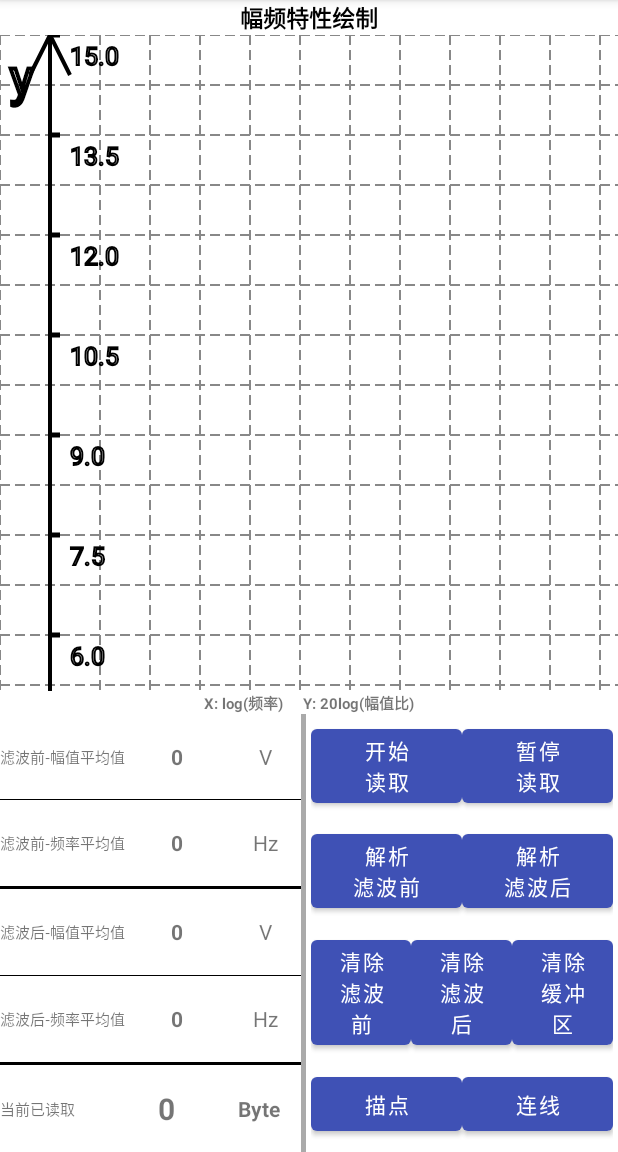
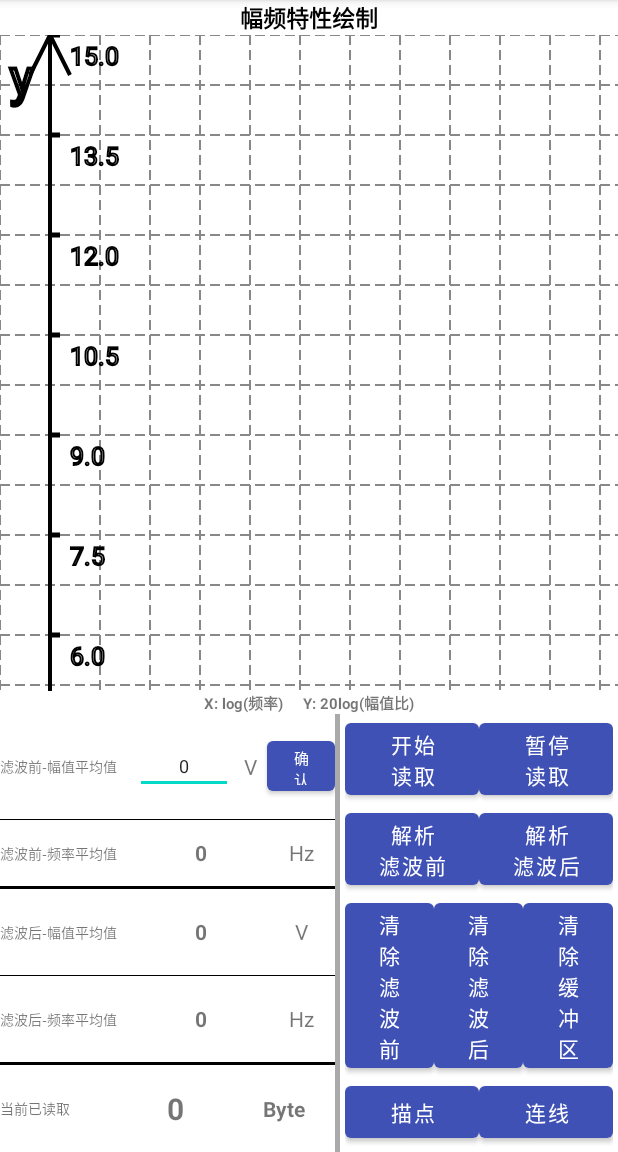
Before and after one commit to stringl1l1l1l/BTSignalSupervisor, an Android app: the SupervisorActivity screen opened directly, with no data from a screen before it, on a phone screen of 412 x 824 dp, the part 84-1236 px from its top. Run offline under Robolectric (Android 15) with nearby library versions, the light colour scheme and no system bars; libraries missing offline, so code that uses them is left out: org.apache.commons.

Commit message:
commit 11 添加了暂停时阻塞单片机功能
添加了暂停时阻塞单片机的功能；
添加了修改滤波前幅值的功能；
修复了收到奇数个数据时导致数组越界的bug；
修复了其他bug;

```diff
--- a/SignalSupervisor3/app/src/main/java/com/example/signalsupervisor3/GlobalData.java
+++ b/SignalSupervisor3/app/src/main/java/com/example/signalsupervisor3/GlobalData.java
@@ -19,7 +19,7 @@ import java.util.concurrent.Executors;
 public class GlobalData extends Application {
     public static int CONNECT_TIME_MS = 6000;
     public static int TEMP_BUFFER_SIZE = 256;
-    public static int BUFFER_SIZE = 24000;
+    public static int BUFFER_SIZE = 12000;
     public static String FREQ_REGEX = "[0-9]{1,4}.[0-9]";
     public static String VOL_REGEX = "[0-3].[0-9]{3}";
     public static String SPLIT_REGEX = " +";
--- a/SignalSupervisor3/app/src/main/java/com/example/signalsupervisor3/utils/AppUtils.java
+++ b/SignalSupervisor3/app/src/main/java/com/example/signalsupervisor3/utils/AppUtils.java
@@ -158,7 +158,7 @@ public class AppUtils {
             j = i + 1;
             FPoint head = res.get(i);
             float averageY = head.y;
-            while (j < res.size() && res.get(j).x == res.get(i).x) {
+            while (j < res.size() && Math.abs(res.get(j).x - res.get(i).x) < 0.01) {
                 averageY += res.get(j).y;
                 j++;
             }
--- a/SignalSupervisor3/app/src/main/res/layout/activity_supervisor.xml
+++ b/SignalSupervisor3/app/src/main/res/layout/activity_supervisor.xml
@@ -43,7 +43,7 @@
         <LinearLayout
             android:layout_width="0dp"
             android:layout_height="match_parent"
-            android:layout_weight="4"
+            android:layout_weight="5"
             android:divider="@drawable/divider_line_3dp"
             android:orientation="vertical"
             android:showDividers="middle">
@@ -51,58 +51,145 @@
             <TableLayout
                 android:layout_width="match_parent"
                 android:layout_height="0dp"
-                android:layout_weight="1"
+                android:layout_weight="2"
                 android:divider="@drawable/divider_line"
                 android:showDividers="middle">
 
                 <TableRow
                     android:layout_width="match_parent"
-                    android:layout_height="match_parent"
+                    android:layout_height="0dp"
                     android:layout_weight="1"
                     android:gravity="center_vertical">
 
                     <TextView
-                        android:textSize="10sp"
-                        android:layout_width="wrap_content"
+                        android:textSize="9sp"
+                        android:layout_weight="2"
+                        android:layout_width="0dp"
                         android:text="@string/text_row1_field" />
 
+                    <!--                    <TextView-->
+                    <!--                        android:layout_weight="2"-->
+                    <!--                        android:id="@+id/text_CH1_VMax"-->
+                    <!--                        android:textStyle="bold"-->
+                    <!--                        android:gravity="center_horizontal"-->
+                    <!--                        android:text="0" />-->
+                    <EditText
+                        android:id="@+id/text_CH1_VMax"
+                        android:layout_weight="1"
+                        android:textSize="12sp"
+                        android:gravity="center_horizontal"
+                        android:text="0" />
+
                     <TextView
+                        android:layout_weight="0.5"
+                        android:gravity="center"
+                        android:layout_width="0dp"
+                        android:text="V" />
+
+                    <Button
+                        android:id="@+id/btn_vol1"
+                        android:layout_width="0dp"
+                        android:layout_height="45sp"
+                        android:layout_weight="1"
+                        android:textSize="10sp"
+                        android:text="确认" />
+                </TableRow>
+
+                <TableRow
+                    android:layout_weight="1"
+                    android:layout_height="0dp"
+                    android:gravity="center_vertical">
+
+                    <TextView
+                        android:textSize="9sp"
                         android:layout_weight="2"
-                        android:id="@+id/text_CH1_VMax"
+                        android:layout_width="0dp"
+                        android:text="@string/text_row2_field" />
+
+                    <TextView
+                        android:id="@+id/text_CH1_Freq"
+                        android:layout_weight="2"
                         android:textStyle="bold"
+                        android:layout_width="0dp"
                         android:gravity="center_horizontal"
                         android:text="0" />
 
                     <TextView
                         android:layout_weight="1"
                         android:gravity="center"
-                        android:text="V" />
+                        android:layout_width="0dp"
+                        android:text="Hz" />
+
+                    <!--                    <Button-->
+                    <!--                        android:id="@+id/btn_freq1"-->
+                    <!--                        android:layout_width="50dp"-->
+                    <!--                        android:layout_height="wrap_content"-->
+                    <!--                        android:text="确认" />-->
                 </TableRow>
 
+
+            </TableLayout>
+
+            <TableLayout
+                android:layout_width="match_parent"
+                android:layout_height="0dp"
+                android:layout_weight="2"
+                android:divider="@drawable/divider_line"
+                android:orientation="vertical"
+                android:showDividers="middle">
+
                 <TableRow
+                    android:layout_width="match_parent"
+                    android:layout_height="0dp"
                     android:layout_weight="1"
                     android:gravity="center_vertical">
 
                     <TextView
-                        android:textSize="10sp"
-                        android:layout_width="wrap_content"
-                        android:text="@string/text_row2_field" />
+                        android:textSize="9sp"
+                        android:layout_weight="2"
+                        android:layout_width="0dp"
+                        android:text="@string/text_row3_field" />
 
                     <TextView
-
-                        android:id="@+id/text_CH1_Freq"
                         android:layout_weight="2"
+                        android:id="@+id/text_CH2_VMax"
                         android:textStyle="bold"
+                        android:layout_width="0dp"
                         android:gravity="center_horizontal"
                         android:text="0" />
 
                     <TextView
                         android:layout_weight="1"
                         android:gravity="center"
+                        android:layout_width="0dp"
+                        android:text="V" />
+                </TableRow>
+
+                <TableRow
+                    android:layout_weight="1"
+                    android:layout_height="0dp"
+                    android:gravity="center_vertical">
+
+                    <TextView
+                        android:textSize="9sp"
+                        android:layout_weight="2"
+                        android:layout_width="0dp"
+                        android:text="@string/text_row4_field" />
+
+                    <TextView
+                        android:id="@+id/text_CH2_Freq"
+                        android:layout_weight="2"
+                        android:textStyle="bold"
+                        android:layout_width="0dp"
+                        android:gravity="center_horizontal"
+                        android:text="0" />
+
+                    <TextView
+                        android:layout_weight="1"
+                        android:gravity="center"
+                        android:layout_width="0dp"
                         android:text="Hz" />
                 </TableRow>
-
-
             </TableLayout>
 
             <TableLayout
@@ -114,83 +201,28 @@
                 android:showDividers="middle">
 
                 <TableRow
-                    android:layout_width="match_parent"
-                    android:layout_height="match_parent"
+                    android:orientation="horizontal"
+                    android:id="@+id/row5"
                     android:layout_weight="1"
+                    android:layout_height="0dp"
                     android:gravity="center_vertical">
 
                     <TextView
-                        android:textSize="10sp"
-                        android:layout_width="wrap_content"
-                        android:text="@string/text_row3_field" />
+                        android:layout_weight="2"
+                        android:layout_width="0dp"
+                        android:textSize="9sp"
+                        android:text="@string/test_row5_field" />
 
                     <TextView
+                        android:id="@+id/text_has_trans"
                         android:layout_weight="2"
-                        android:id="@+id/text_CH2_VMax"
+                        android:layout_width="0dp"
                         android:textStyle="bold"
                         android:gravity="center_horizontal"
+                        android:textSize="20sp"
                         android:text="0" />
 
                     <TextView
-                        android:layout_weight="1"
-                        android:gravity="center"
-                        android:text="V" />
-                </TableRow>
-
-                <TableRow
-                    android:layout_weight="1"
-                    android:gravity="center_vertical">
-
-                    <TextView
-                        android:textSize="10sp"
-                        android:layout_width="wrap_content"
-                        android:text="@string/text_row4_field" />
-
-                    <TextView
-                        android:id="@+id/text_CH2_Freq"
-                        android:layout_weight="2"
-                        android:textStyle="bold"
-                        android:gravity="center_horizontal"
-                        android:text="0" />
-
-                    <TextView
-                        android:layout_weight="1"
-                        android:gravity="center"
-                        android:text="Hz" />
-                </TableRow>
-            </TableLayout>
-
-            <TableLayout
-                android:layout_width="match_parent"
-                android:layout_height="0dp"
-                android:layout_weight="0.5"
-                android:divider="@drawable/divider_line"
-                android:showDividers="middle">
-
-                <TableRow
-                    android:orientation="horizontal"
-                    android:id="@+id/row5"
-                    android:layout_weight="1"
-                    android:gravity="center_vertical">
-
-                    <TextView
-                        android:layout_height="wrap_content"
-                        android:layout_weight="1"
-                        android:gravity="left"
-                        android:textSize="10sp"
-                        android:text="当前已读取" />
-
-                    <TextView
-                        android:layout_height="wrap_content"
-                        android:layout_weight="2"
-                        android:textStyle="bold"
-                        android:gravity="center"
-                        android:textSize="20sp"
-                        android:id="@+id/text_has_trans"
-                        android:text="0" />
-
-                    <TextView
-                        android:layout_height="wrap_content"
                         android:layout_weight="1"
                         android:gravity="center"
                         android:textStyle="bold"
--- a/SignalSupervisor3/app/src/main/res/values/strings.xml
+++ b/SignalSupervisor3/app/src/main/res/values/strings.xml
@@ -12,4 +12,5 @@
     <string name="text_row1_field">滤波前-幅值平均值</string>
     <string name="text_row3_field">滤波后-幅值平均值</string>
     <string name="text_row4_field">滤波后-频率平均值</string>
+    <string name="test_row5_field">当前已读取</string>
 </resources>
```
Also changed, not shown: SignalSupervisor3/app/src/main/java/com/example/signalsupervisor3/bluetooth/connect/ConnectThread.java (+16 -0 lines), SignalSupervisor3/app/src/main/java/com/example/signalsupervisor3/bluetooth/connect/ConnectedThread.java (+22 -32 lines), SignalSupervisor3/app/src/main/java/com/example/signalsupervisor3/ui/activities/SupervisorActivity.java (+49 -9 lines).
